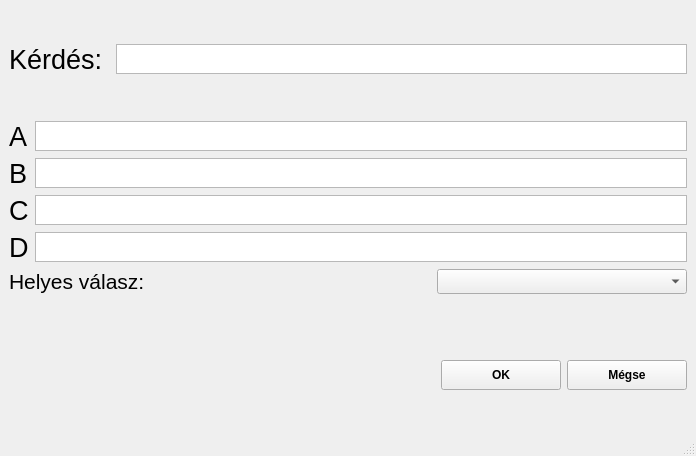
First picture: the form in PPKE_ITK_kviz/questioneditor.ui, repository KriszKaszas/PPKE_ITK_kviz, before the edit.
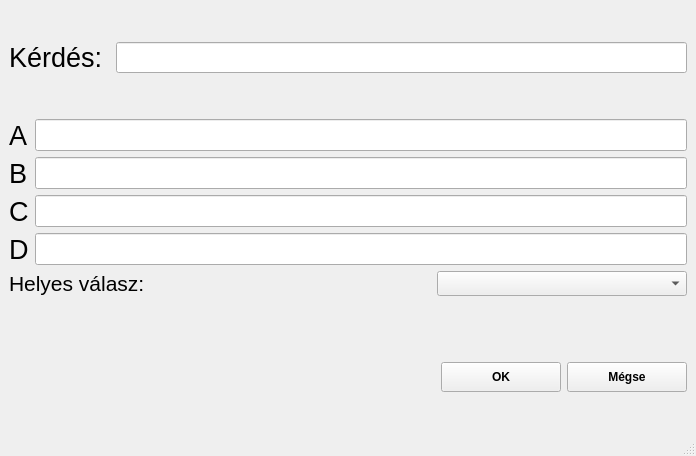
Second picture: the form after the edit.

Commit message: quiz edit and delete complete, minor changes, data layer modified

```diff
--- a/PPKE_ITK_kviz/questioneditor.ui
+++ b/PPKE_ITK_kviz/questioneditor.ui
@@ -47,10 +47,10 @@
            </widget>
           </item>
           <item>
-           <widget class="QPlainTextEdit" name="questionName">
-            <property name="maximumSize">
+           <widget class="QLineEdit" name="editQuestionName">
+            <property name="minimumSize">
              <size>
-              <width>16777215</width>
+              <width>0</width>
               <height>30</height>
              </size>
             </property>
@@ -59,12 +59,6 @@
               <pointsize>16</pointsize>
              </font>
             </property>
-            <property name="verticalScrollBarPolicy">
-             <enum>Qt::ScrollBarAlwaysOff</enum>
-            </property>
-            <property name="horizontalScrollBarPolicy">
-             <enum>Qt::ScrollBarAlwaysOff</enum>
-            </property>
            </widget>
           </item>
          </layout>
@@ -99,27 +93,6 @@
             </property>
            </widget>
           </item>
-          <item row="0" column="1">
-           <widget class="QPlainTextEdit" name="answerAInput">
-            <property name="maximumSize">
-             <size>
-              <width>16777215</width>
-              <height>30</height>
-             </size>
-            </property>
-            <property name="font">
-             <font>
-              <pointsize>16</pointsize>
-             </font>
-            </property>
-            <property name="verticalScrollBarPolicy">
-             <enum>Qt::ScrollBarAlwaysOff</enum>
-            </property>
-            <property name="horizontalScrollBarPolicy">
-             <enum>Qt::ScrollBarAlwaysOff</enum>
-            </property>
-           </widget>
-          </item>
           <item row="1" column="0">
            <widget class="QLabel" name="answerBLabel">
             <property name="font">
@@ -132,27 +105,6 @@
             </property>
            </widget>
           </item>
-          <item row="1" column="1">
-           <widget class="QTextEdit" name="answerBInput">
-            <property name="maximumSize">
-             <size>
-              <width>16777215</width>
-              <height>30</height>
-             </size>
-            </property>
-            <property name="font">
-             <font>
-              <pointsize>16</pointsize>
-             </font>
-            </property>
-            <property name="verticalScrollBarPolicy">
-             <enum>Qt::ScrollBarAlwaysOff</enum>
-            </property>
-            <property name="horizontalScrollBarPolicy">
-             <enum>Qt::ScrollBarAlwaysOff</enum>
-            </property>
-           </widget>
-          </item>
           <item row="2" column="0">
            <widget class="QLabel" name="answerCLabel">
             <property name="font">
@@ -165,27 +117,6 @@
             </property>
            </widget>
           </item>
-          <item row="2" column="1">
-           <widget class="QTextEdit" name="answerCInput">
-            <property name="maximumSize">
-             <size>
-              <width>16777215</width>
-              <height>30</height>
-             </size>
-            </property>
-            <property name="font">
-             <font>
-              <pointsize>16</pointsize>
-             </font>
-            </property>
-            <property name="verticalScrollBarPolicy">
-             <enum>Qt::ScrollBarAlwaysOff</enum>
-            </property>
-            <property name="horizontalScrollBarPolicy">
-             <enum>Qt::ScrollBarAlwaysOff</enum>
-            </property>
-           </widget>
-          </item>
           <item row="3" column="0">
            <widget class="QLabel" name="answerDLabel">
             <property name="font">
@@ -198,11 +129,56 @@
             </property>
            </widget>
           </item>
+          <item row="0" column="1">
+           <widget class="QLineEdit" name="editA">
+            <property name="minimumSize">
+             <size>
+              <width>0</width>
+              <height>30</height>
+             </size>
+            </property>
+            <property name="font">
+             <font>
+              <pointsize>16</pointsize>
+             </font>
+            </property>
+           </widget>
+          </item>
+          <item row="1" column="1">
+           <widget class="QLineEdit" name="editB">
+            <property name="minimumSize">
+             <size>
+              <width>0</width>
+              <height>30</height>
+             </size>
+            </property>
+            <property name="font">
+             <font>
+              <pointsize>16</pointsize>
+             </font>
+            </property>
+           </widget>
+          </item>
+          <item row="2" column="1">
+           <widget class="QLineEdit" name="editC">
+            <property name="minimumSize">
+             <size>
+              <width>0</width>
+              <height>30</height>
+             </size>
+            </property>
+            <property name="font">
+             <font>
+              <pointsize>16</pointsize>
+             </font>
+            </property>
+           </widget>
+          </item>
           <item row="3" column="1">
-           <widget class="QTextEdit" name="answerDInput">
-            <property name="maximumSize">
+           <widget class="QLineEdit" name="editD">
+            <property name="minimumSize">
              <size>
-              <width>16777215</width>
+              <width>0</width>
               <height>30</height>
              </size>
             </property>
@@ -211,12 +187,6 @@
               <pointsize>16</pointsize>
              </font>
             </property>
-            <property name="verticalScrollBarPolicy">
-             <enum>Qt::ScrollBarAlwaysOff</enum>
-            </property>
-            <property name="horizontalScrollBarPolicy">
-             <enum>Qt::ScrollBarAlwaysOff</enum>
-            </property>
            </widget>
           </item>
          </layout>
```
The commit also changes 12 other files.
